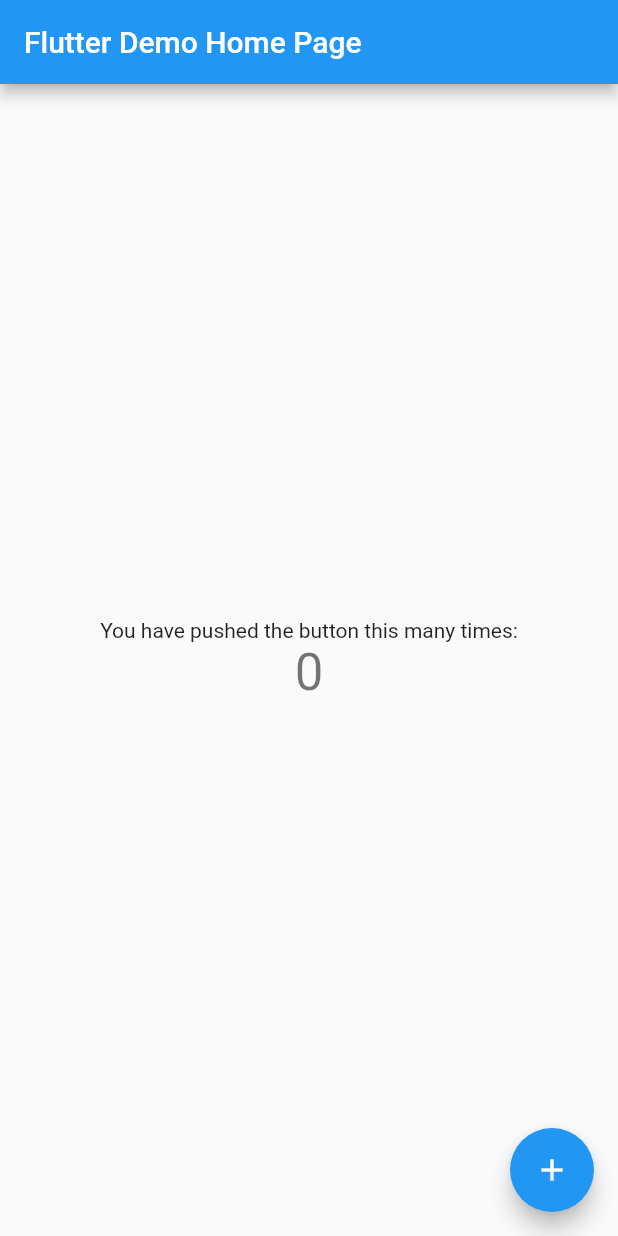
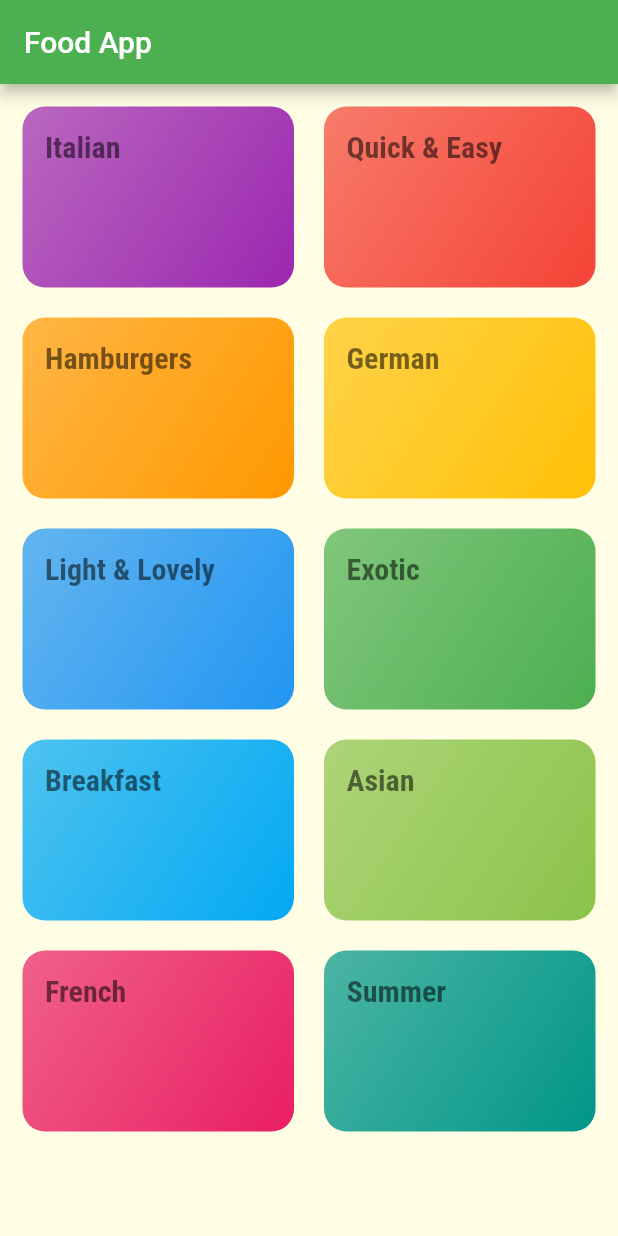
Before and after one commit to RajeshNaddy/Flutter-Demo-s, a Flutter app: the screen it shows after launch, on a phone screen of 412 x 824 dp. Run offline on Flutter 3.47's test engine with Material 2 defaults, Android fonts, the phone set to English and light mode, and no system bars.

Commit message:
added meals screen

```diff
--- /dev/null
+++ b/food_app/lib/category_item.dart
@@ -0,0 +1,38 @@
+import 'package:flutter/material.dart';
+import 'package:food_app/category_meal_screen.dart';
+
+class CategoryItem extends StatelessWidget {
+  final String title;
+  final Color bgColor;
+  final String id;
+
+  CategoryItem(
+      {@required this.id, @required this.title, @required this.bgColor});
+
+  void selectCategory(BuildContext context) {
+    // Navigator.of(context).push(MaterialPageRoute(builder: (context) {
+    //   return CategoryMealScreen(id, title);
+    // }));
+    final args = {'id': id, 'title': title};
+
+    Navigator.of(context).pushNamed('/category-meals', arguments: args);
+  }
+
+  @override
+  Widget build(BuildContext context) {
+    return InkWell(
+      onTap: () => selectCategory(context),
+      splashColor: Theme.of(context).primaryColor,
+      child: Container(
+        padding: const EdgeInsets.all(15),
+        child: Text(title, style: Theme.of(context).textTheme.headline1),
+        decoration: BoxDecoration(
+            borderRadius: BorderRadius.circular(15),
+            gradient: LinearGradient(
+                colors: [bgColor.withOpacity(0.7), bgColor],
+                begin: Alignment.topLeft,
+                end: Alignment.bottomRight)),
+      ),
+    );
+  }
+}
--- /dev/null
+++ b/food_app/lib/category_meal_screen.dart
@@ -0,0 +1,23 @@
+import 'package:flutter/material.dart';
+
+class CategoryMealScreen extends StatelessWidget {
+  // final String id;
+  // final String title;
+
+  // CategoryMealScreen(this.id, this.title);
+
+  @override
+  Widget build(BuildContext context) {
+    final routeArgs =
+        ModalRoute.of(context).settings.arguments as Map<String, String>;
+    final String id = routeArgs['id'];
+    final String title = routeArgs['title'];
+
+    return Scaffold(
+      appBar: AppBar(
+        title: Text(title),
+      ),
+      body: Center(child: Text('Recipes for the category')),
+    );
+  }
+}
--- /dev/null
+++ b/food_app/lib/category_screen.dart
@@ -0,0 +1,32 @@
+import 'package:flutter/material.dart';
+import 'package:food_app/category_item.dart';
+
+import 'dummy_data.dart';
+
+class CategoryScreen extends StatelessWidget {
+  const CategoryScreen({Key key}) : super(key: key);
+
+  @override
+  Widget build(BuildContext context) {
+    return Scaffold(
+      appBar: AppBar(
+        title: Text('Food App'),
+      ),
+      body: GridView(
+        padding: const EdgeInsets.all(15),
+        gridDelegate: const SliverGridDelegateWithMaxCrossAxisExtent(
+            maxCrossAxisExtent: 200,
+            childAspectRatio: 3 / 2,
+            crossAxisSpacing: 20,
+            mainAxisSpacing: 20),
+        children: DUMMY_CATEGORIES
+            .map((item) => CategoryItem(
+                  id: item.id,
+                  title: item.title,
+                  bgColor: item.color,
+                ))
+            .toList(),
+      ),
+    );
+  }
+}
--- /dev/null
+++ b/food_app/lib/dummy_data.dart
@@ -0,0 +1,56 @@
+import 'package:flutter/material.dart';
+
+import './models/category.dart';
+
+const DUMMY_CATEGORIES = const [
+  Category(
+    id: 'c1',
+    title: 'Italian',
+    color: Colors.purple,
+  ),
+  Category(
+    id: 'c2',
+    title: 'Quick & Easy',
+    color: Colors.red,
+  ),
+  Category(
+    id: 'c3',
+    title: 'Hamburgers',
+    color: Colors.orange,
+  ),
+  Category(
+    id: 'c4',
+    title: 'German',
+    color: Colors.amber,
+  ),
+  Category(
+    id: 'c5',
+    title: 'Light & Lovely',
+    color: Colors.blue,
+  ),
+  Category(
+    id: 'c6',
+    title: 'Exotic',
+    color: Colors.green,
+  ),
+  Category(
+    id: 'c7',
+    title: 'Breakfast',
+    color: Colors.lightBlue,
+  ),
+  Category(
+    id: 'c8',
+    title: 'Asian',
+    color: Colors.lightGreen,
+  ),
+  Category(
+    id: 'c9',
+    title: 'French',
+    color: Colors.pink,
+  ),
+  Category(
+    id: 'c10',
+    title: 'Summer',
+    color: Colors.teal,
+  ),
+];
--- a/food_app/lib/main.dart
+++ b/food_app/lib/main.dart
@@ -1,115 +1,52 @@
 import 'package:flutter/material.dart';
+import 'package:flutter/widgets.dart';
+import 'package:food_app/category_meal_screen.dart';
+import 'package:food_app/category_screen.dart';
 
-void main() {
-  runApp(const MyApp());
-}
+void main() => runApp(MyApp());
 
 class MyApp extends StatelessWidget {
-  const MyApp({Key? key}) : super(key: key);
-
   // This widget is the root of your application.
   @override
   Widget build(BuildContext context) {
     return MaterialApp(
       title: 'Flutter Demo',
       theme: ThemeData(
-        // This is the theme of your application.
-        //
-        // Try running your application with "flutter run". You'll see the
-        // application has a blue toolbar. Then, without quitting the app, try
-        // changing the primarySwatch below to Colors.green and then invoke
-        // "hot reload" (press "r" in the console where you ran "flutter run",
-        // or simply save your changes to "hot reload" in a Flutter IDE).
-        // Notice that the counter didn't reset back to zero; the application
-        // is not restarted.
-        primarySwatch: Colors.blue,
-      ),
-      home: const MyHomePage(title: 'Flutter Demo Home Page'),
+          primarySwatch: Colors.green,
+          accentColor: Colors.amber,
+          canvasColor: Color.fromRGBO(255, 254, 229, 1),
+          fontFamily: 'Raleway',
+          textTheme: ThemeData.light().textTheme.copyWith(
+              bodyText1: TextStyle(color: Color.fromRGBO(20, 51, 51, 1)),
+              bodyText2: TextStyle(color: Color.fromRGBO(20, 51, 51, 1)),
+              headline1: TextStyle(
+                  fontFamily: 'RobotoCondensed',
+                  fontSize: 20,
+                  fontWeight: FontWeight.bold))),
+      home: CategoryScreen(),
+      routes: {'/category-meals': (_) => CategoryMealScreen()},
     );
   }
 }
 
-class MyHomePage extends StatefulWidget {
-  const MyHomePage({Key? key, required this.title}) : super(key: key);
+// class MyHomePage extends StatefulWidget {
+//   const MyHomePage({Key key, @required this.title}) : super(key: key);
 
-  // This widget is the home page of your application. It is stateful, meaning
-  // that it has a State object (defined below) that contains fields that affect
-  // how it looks.
+//   final String title;
 
-  // This class is the configuration for the state. It holds the values (in this
-  // case the title) provided by the parent (in this case the App widget) and
-  // used by the build method of the State. Fields in a Widget subclass are
-  // always marked "final".
+//   @override
+//   State<MyHomePage> createState() => _MyHomePageState();
+// }
 
-  final String title;
-
-  @override
-  State<MyHomePage> createState() => _MyHomePageState();
-}
-
-class _MyHomePageState extends State<MyHomePage> {
-  int _counter = 0;
-
-  void _incrementCounter() {
-    setState(() {
-      // This call to setState tells the Flutter framework that something has
-      // changed in this State, which causes it to rerun the build method below
-      // so that the display can reflect the updated values. If we changed
-      // _counter without calling setState(), then the build method would not be
-      // called again, and so nothing would appear to happen.
-      _counter++;
-    });
-  }
-
-  @override
-  Widget build(BuildContext context) {
-    // This method is rerun every time setState is called, for instance as done
-    // by the _incrementCounter method above.
-    //
-    // The Flutter framework has been optimized to make rerunning build methods
-    // fast, so that you can just rebuild anything that needs updating rather
-    // than having to individually change instances of widgets.
-    return Scaffold(
-      appBar: AppBar(
-        // Here we take the value from the MyHomePage object that was created by
-        // the App.build method, and use it to set our appbar title.
-        title: Text(widget.title),
-      ),
-      body: Center(
-        // Center is a layout widget. It takes a single child and positions it
-        // in the middle of the parent.
-        child: Column(
-          // Column is also a layout widget. It takes a list of children and
-          // arranges them vertically. By default, it sizes itself to fit its
-          // children horizontally, and tries to be as tall as its parent.
-          //
-          // Invoke "debug painting" (press "p" in the console, choose the
-          // "Toggle Debug Paint" action from the Flutter Inspector in Android
-          // Studio, or the "Toggle Debug Paint" command in Visual Studio Code)
-          // to see the wireframe for each widget.
-          //
-          // Column has various properties to control how it sizes itself and
-          // how it positions its children. Here we use mainAxisAlignment to
-          // center the children vertically; the main axis here is the vertical
-          // axis because Columns are vertical (the cross axis would be
-          // horizontal).
-          mainAxisAlignment: MainAxisAlignment.center,
-          children: <Widget>[
-            const Text(
-              'You have pushed the button this many times:',
-            ),
-            Text(
-              '$_counter',
-              style: Theme.of(context).textTheme.headline4,
-            ),
-          ],
-        ),
-      ),
-      floatingActionButton: FloatingActionButton(
-        onPressed: _incrementCounter,
-        tooltip: 'Increment',
-        child: const Icon(Icons.add),
-      ), // This trailing comma makes auto-formatting nicer for build methods.
-    );
-  }
-}
+// class _MyHomePageState extends State<MyHomePage> {
+//   @override
+//   Widget build(BuildContext context) {
+//     return Scaffold(
+//       appBar: AppBar(
+//         title: Text(widget.title),
+//       ),
+//       body: const Center(child: Text('Food APP')),
+//       // This trailing comma makes auto-formatting nicer for build methods.
+//     );
+//   }
+// }
--- /dev/null
+++ b/food_app/lib/models/category.dart
@@ -0,0 +1,10 @@
+import 'package:flutter/material.dart';
+
+class Category {
+  final String id;
+  final String title;
+  final Color color;
+
+  const Category(
+      {@required this.id, @required this.title, this.color = Colors.blue});
+}
```
Also changed, not shown: food_app/pubspec.yaml (+18 -7 lines), food_app/assets/fonts/Raleway-Black.ttf (added), food_app/assets/fonts/Raleway-Bold.ttf (added), food_app/assets/fonts/Raleway-Regular.ttf (added), food_app/assets/fonts/RobotoCondensed-Bold.ttf (added), food_app/assets/fonts/RobotoCondensed-Italic.ttf (added), food_app/assets/fonts/RobotoCondensed-Light.ttf (added), food_app/assets/fonts/RobotoCondensed-Regular.ttf (added).
